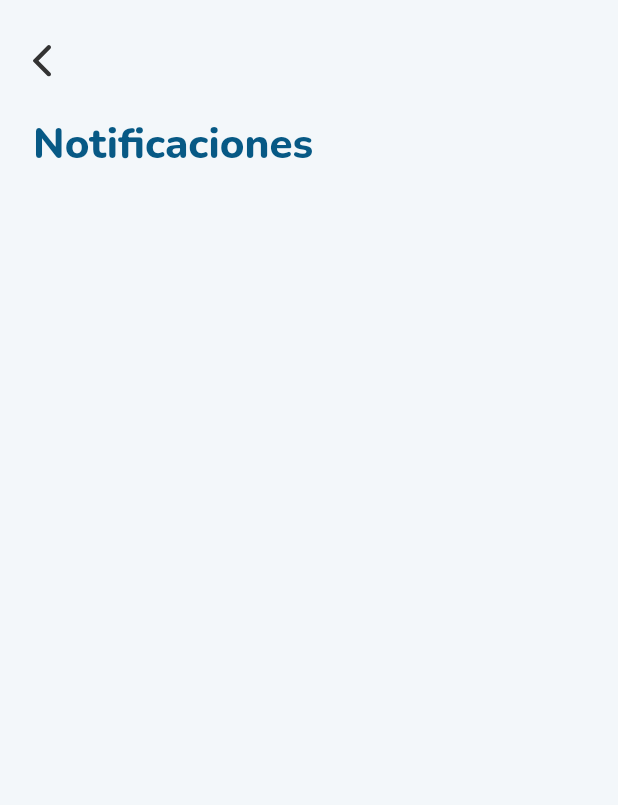
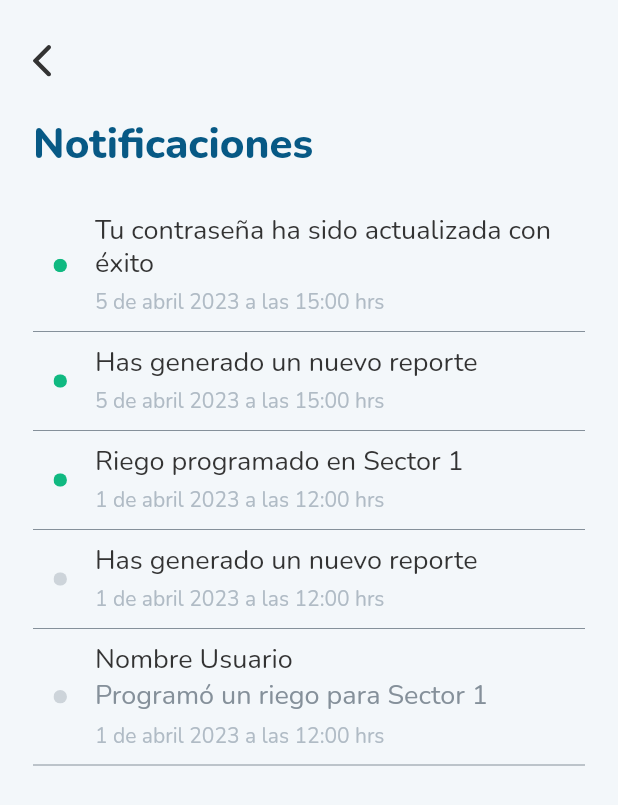
Before and after one commit to Matishock1/ezriegoapp, a Flutter app: the HistorialScreen screen opened by its route, after a tap on an icon or button, on a phone screen of 412 x 824 dp. Shown: the top 805 px of the screen. Run offline on Flutter 3.47's test engine with Material 2 defaults, Android fonts, the phone set to English and light mode, and no system bars; our stand-ins replace fl_chart, flutter_svg, gap, get, google_fonts.

Commit message:
historial completo

```diff
--- a/lib/controllers/controller_binding.dart
+++ b/lib/controllers/controller_binding.dart
@@ -8,5 +8,6 @@ class ControllerBinding implements Bindings {
     Get.put(ManguerasController(), permanent: true);
     Get.put(SuelosController(), permanent: true);
     Get.put(HistorialController(), permanent: true);
+    Get.put(NotificacionesController(), permanent: true);
   }
 }
--- a/lib/controllers/controllers.dart
+++ b/lib/controllers/controllers.dart
@@ -1,5 +1,6 @@
 export 'package:ezriegoapp/controllers/controller_binding.dart';
 export 'package:ezriegoapp/controllers/historial_controller.dart';
 export 'package:ezriegoapp/controllers/mangueras_controller.dart';
+export 'package:ezriegoapp/controllers/notificaciones_controller.dart';
 export 'package:ezriegoapp/controllers/suelos_controller.dart';
 export 'package:ezriegoapp/controllers/tabs_controller.dart';
--- a/lib/controllers/historial_controller.dart
+++ b/lib/controllers/historial_controller.dart
@@ -28,5 +28,11 @@ class HistorialController extends GetxController {
         estado: 'Activada',
         hora: '19:00',
         userLog: 'Por Usuario desde Menú'),
+    Historial(
+        id: 5,
+        titulo: 'Activar Llave 1',
+        estado: 'Activada',
+        hora: '19:00',
+        userLog: 'Por Usuario desde Menú'),
   ];
 }
--- /dev/null
+++ b/lib/controllers/notificaciones_controller.dart
@@ -0,0 +1,33 @@
+import 'package:ezriegoapp/models/notificaciones.dart';
+import 'package:get/get.dart';
+
+class NotificacionesController extends GetxController {
+  List<Notificaciones> listaNotificaciones = [
+    Notificaciones(
+        id: 1,
+        titulo: 'Tu contraseña ha sido actualizada con éxito',
+        fecha: '5 de abril 2023 a las 15:00 hrs',
+        leido: false),
+    Notificaciones(
+        id: 2,
+        titulo: 'Has generado un nuevo reporte',
+        fecha: '5 de abril 2023 a las 15:00 hrs',
+        leido: false),
+    Notificaciones(
+        id: 3,
+        titulo: 'Riego programado en Sector 1',
+        fecha: '1 de abril 2023 a las 12:00 hrs',
+        leido: false),
+    Notificaciones(
+        id: 4,
+        titulo: 'Has generado un nuevo reporte',
+        fecha: '1 de abril 2023 a las 12:00 hrs',
+        leido: true),
+    Notificaciones(
+        id: 5,
+        titulo: 'Nombre Usuario',
+        subtitulo: 'Programó un riego para Sector 1',
+        fecha: '1 de abril 2023 a las 12:00 hrs',
+        leido: true)
+  ];
+}
--- a/lib/models/models.dart
+++ b/lib/models/models.dart
@@ -1,3 +1,4 @@
 export 'package:ezriegoapp/models/historial.dart';
 export 'package:ezriegoapp/models/magueras.dart';
+export 'package:ezriegoapp/models/notificaciones.dart';
 export 'package:ezriegoapp/models/suelo.dart';
--- /dev/null
+++ b/lib/models/notificaciones.dart
@@ -0,0 +1,16 @@
+class Notificaciones {
+  final int id;
+  final String titulo;
+  final String? subtitulo;
+  final String fecha;
+
+  final bool leido;
+
+  Notificaciones({
+    required this.id,
+    required this.titulo,
+    subtitulo,
+    required this.fecha,
+    required this.leido,
+  }) : subtitulo = subtitulo ?? '';
+}
--- a/lib/screens/perfil/historial_screen.dart
+++ b/lib/screens/perfil/historial_screen.dart
@@ -54,14 +54,11 @@ class HistorialScreen extends StatelessWidget {
                       height: 10,
                     ),
                     const Gap(12),
-                  ],
-                )),
-            SizedBox(
-              height: 200,
-              child: GetBuilder<HistorialController>(builder: (controller) {
+                    GetBuilder<HistorialController>(builder: (controller) {
                       return ListView(
                         shrinkWrap: true,
                         scrollDirection: Axis.vertical,
+                        physics: const ClampingScrollPhysics(),
                         children: [
                           ListView.builder(
                             shrinkWrap: true,
@@ -77,7 +74,8 @@ class HistorialScreen extends StatelessWidget {
                         ],
                       );
                     }),
-            ),
+                  ],
+                )),
             Padding(
                 padding: const EdgeInsets.symmetric(horizontal: 10),
                 child: Column(
@@ -96,14 +94,11 @@ class HistorialScreen extends StatelessWidget {
                       height: 10,
                     ),
                     const Gap(12),
-                  ],
-                )),
-            SizedBox(
-              height: 200,
-              child: GetBuilder<HistorialController>(builder: (controller) {
+                    GetBuilder<HistorialController>(builder: (controller) {
                       return ListView(
                         shrinkWrap: true,
                         scrollDirection: Axis.vertical,
+                        physics: const ClampingScrollPhysics(),
                         children: [
                           ListView.builder(
                             shrinkWrap: true,
@@ -119,7 +114,8 @@ class HistorialScreen extends StatelessWidget {
                         ],
                       );
                     }),
-            ),
+                  ],
+                )),
           ],
         ),
       ),
--- a/lib/screens/perfil/notificaciones_screen.dart
+++ b/lib/screens/perfil/notificaciones_screen.dart
@@ -1,5 +1,7 @@
+import 'package:ezriegoapp/controllers/notificaciones_controller.dart';
 import 'package:ezriegoapp/widgets/widgets.dart';
 import 'package:flutter/material.dart';
+import 'package:get/get.dart';
 
 class NotificacionesScreen extends StatelessWidget {
   const NotificacionesScreen({super.key});
@@ -25,6 +27,27 @@ class NotificacionesScreen extends StatelessWidget {
                 ),
               ],
             ),
+            const Gap(25),
+            GetBuilder<NotificacionesController>(builder: (controller) {
+              return ListView(
+                shrinkWrap: true,
+                scrollDirection: Axis.vertical,
+                physics: const ClampingScrollPhysics(),
+                children: [
+                  ListView.builder(
+                    shrinkWrap: true,
+                    scrollDirection: Axis.vertical,
+                    physics: const NeverScrollableScrollPhysics(),
+                    itemCount: controller.listaNotificaciones.length,
+                    itemBuilder: (context, index) {
+                      return RowNotificacion(
+                        notificacion: controller.listaNotificaciones[index],
+                      );
+                    },
+                  )
+                ],
+              );
+            }),
           ],
         ),
       ),
--- a/lib/screens/tabs_screens/tab_programar_screen.dart
+++ b/lib/screens/tabs_screens/tab_programar_screen.dart
@@ -40,7 +40,7 @@ class TabProgramar extends StatelessWidget {
                   texto: 'Mangueras',
                   icono: 'assets/svg/programar_manguera.svg',
                   funcion: () {
-                    tabsController.currentPage = 0;
+                    tabsController.currentPage = 1;
                   },
                 )),
                 const Gap(10),
--- a/lib/widgets/perfil/registro_historial_widget.dart
+++ b/lib/widgets/perfil/registro_historial_widget.dart
@@ -14,9 +14,7 @@ class RegistroHistorial extends StatelessWidget {
 
   @override
   Widget build(BuildContext context) {
-    return Padding(
-      padding: const EdgeInsets.symmetric(horizontal: 10),
-      child: Column(
+    return Column(
       children: [
         Row(
           crossAxisAlignment: CrossAxisAlignment.start,
@@ -111,7 +109,6 @@ class RegistroHistorial extends StatelessWidget {
         ),
         const Gap(10)
       ],
-      ),
     );
   }
 }
--- /dev/null
+++ b/lib/widgets/perfil/row_notificacion_widget.dart
@@ -0,0 +1,76 @@
+import 'package:ezriegoapp/constants/colores.dart';
+import 'package:ezriegoapp/models/notificaciones.dart';
+import 'package:ezriegoapp/widgets/widgets.dart';
+import 'package:flutter/material.dart';
+import 'package:flutter_svg/flutter_svg.dart';
+import 'package:google_fonts/google_fonts.dart';
+
+class RowNotificacion extends StatelessWidget {
+  const RowNotificacion({
+    super.key,
+    required this.notificacion,
+  });
+
+  final Notificaciones notificacion;
+
+  @override
+  Widget build(BuildContext context) {
+    return Column(
+      children: [
+        const Gap(5),
+        Row(
+          crossAxisAlignment: CrossAxisAlignment.center,
+          mainAxisAlignment: MainAxisAlignment.start,
+          children: [
+            Expanded(
+              flex: 1,
+              child: SvgPicture.asset(
+                'assets/svg/circulo.svg',
+                colorFilter: ColorFilter.mode(
+                    notificacion.leido
+                        ? ColorSettings.icons
+                        : ColorSettings.primario,
+                    BlendMode.srcIn),
+              ),
+            ),
+            const Gap(5),
+            Expanded(
+                flex: 9,
+                child: Column(
+                  crossAxisAlignment: CrossAxisAlignment.start,
+                  children: [
+                    Text(
+                      notificacion.titulo,
+                      style: Theme.of(context).textTheme.titleSmall!.copyWith(
+                          fontWeight: FontWeight.w400,
+                          fontFamily: GoogleFonts.nunito().fontFamily),
+                    ),
+                    notificacion.subtitulo != ''
+                        ? Text('Programó un riego para Sector 1',
+                            style: Theme.of(context)
+                                .textTheme
+                                .bodySmall!
+                                .copyWith(fontSize: 18))
+                        : Container(),
+                    const Gap(5),
+                    Align(
+                      alignment: Alignment.bottomLeft,
+                      child: Text(notificacion.fecha,
+                          style: Theme.of(context)
+                              .textTheme
+                              .bodyLarge!
+                              .copyWith(fontSize: 14, height: 1.364)),
+                    )
+                  ],
+                )),
+          ],
+        ),
+        const Gap(5),
+        const Divider(
+          color: ColorSettings.textoHuella,
+          height: 10,
+        ),
+      ],
+    );
+  }
+}
--- a/lib/widgets/widgets.dart
+++ b/lib/widgets/widgets.dart
@@ -2,6 +2,7 @@ export 'package:ezriegoapp/widgets/apbbar.dart';
 export 'package:ezriegoapp/widgets/inicio/login_text_input.dart';
 export 'package:ezriegoapp/widgets/inicio/splash_animation.dart';
 export 'package:ezriegoapp/widgets/perfil/registro_historial_widget.dart';
+export 'package:ezriegoapp/widgets/perfil/row_notificacion_widget.dart';
 export 'package:ezriegoapp/widgets/tabs_widgets/bottom_navigator.dart';
 export 'package:ezriegoapp/widgets/tabs_widgets/custom_drawer.dart';
 export 'package:ezriegoapp/widgets/tabs_widgets/fondo_pantalla.dart';
```
Also changed, not shown: assets/images/bell.svg (added), assets/svg/circulo.svg (added). Lines whose indentation alone changed are shown as unchanged.
